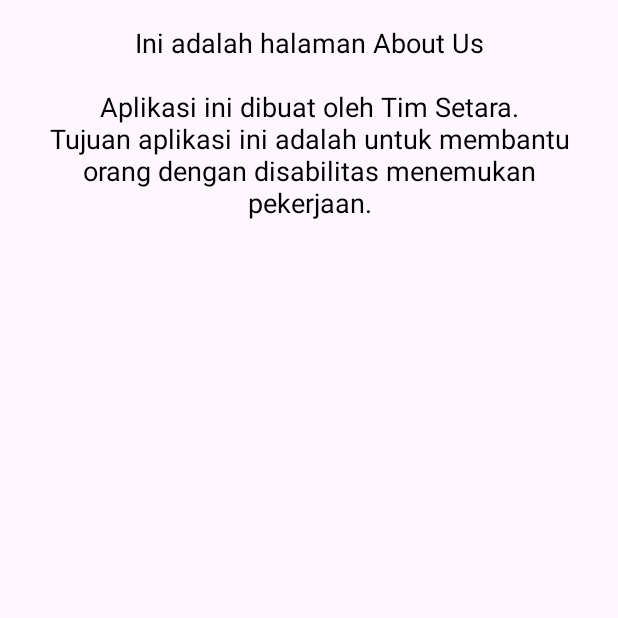
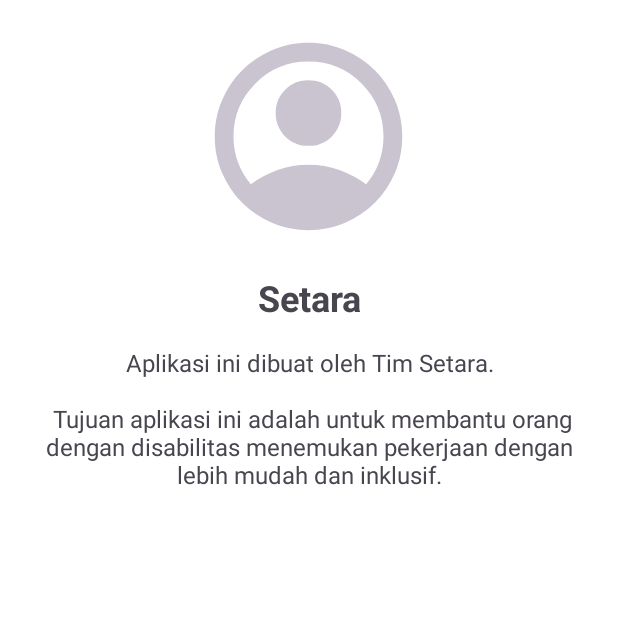
Before and after one commit to faizallyusuf/Setara, an Android app: the AboutUsActivity screen opened directly, with no data from a screen before it, on a phone screen of 412 x 824 dp, the top half of it. Run offline under Robolectric (Android 15) with nearby library versions, the phone set to English and light mode, and no system bars.

Commit message:
perbaikan muncul splash,penambahan data firebase ke settings,memperbaiki halaman about.

```diff
--- a/app/src/main/java/com/capstone/setara/view/AboutUsActivity.kt
+++ b/app/src/main/java/com/capstone/setara/view/AboutUsActivity.kt
@@ -11,9 +11,12 @@ class AboutUsActivity : AppCompatActivity() {
         super.onCreate(savedInstanceState)
         setContentView(R.layout.activity_about_us)
 
-        val textView = findViewById<TextView>(R.id.aboutUsText)
-        textView.text = "Ini adalah halaman About Us\n\n" +
-                "Aplikasi ini dibuat oleh Tim Setara.\n" +
-                "Tujuan aplikasi ini adalah untuk membantu orang dengan disabilitas menemukan pekerjaan."
+        // Cari ID dari layout XML
+        val aboutUsTitle = findViewById<TextView>(R.id.aboutUsTitle)
+        val aboutUsDescription = findViewById<TextView>(R.id.aboutUsDescription)
+
+        // Set konten judul dan deskripsi
+        aboutUsTitle.text = getString(R.string.about_us_title)
+        aboutUsDescription.text = getString(R.string.about_us_description)
     }
 }
--- a/app/src/main/res/layout/activity_about_us.xml
+++ b/app/src/main/res/layout/activity_about_us.xml
@@ -1,17 +1,39 @@
-<?xml version="1.0" encoding="utf-8"?>
-<LinearLayout xmlns:android="http://schemas.android.com/apk/res/android"
+<LinearLayout
+    xmlns:android="http://schemas.android.com/apk/res/android"
+    xmlns:tools="http://schemas.android.com/tools"
     android:layout_width="match_parent"
     android:layout_height="match_parent"
     android:orientation="vertical"
-    android:padding="16dp">
+    android:padding="16dp"
+    android:gravity="top|center_horizontal"
+    android:background="@color/white">
+
+    <ImageView
+        android:id="@+id/aboutUsImage"
+        android:layout_width="150dp"
+        android:layout_height="150dp"
+        android:layout_marginBottom="16dp"
+        android:contentDescription="@string/about_us_image"
+        android:src="@drawable/profile"
+        tools:ignore="ImageContrastCheck" />
 
     <TextView
-        android:id="@+id/aboutUsText"
+        android:id="@+id/aboutUsTitle"
         android:layout_width="wrap_content"
         android:layout_height="wrap_content"
-        android:textSize="18sp"
-        android:textColor="@android:color/black"
+        android:layout_marginBottom="16dp"
         android:gravity="center"
-        android:text="Loading..."/>
+        android:text="@string/about_us_title"
+        android:textSize="24sp"
+        android:textStyle="bold" />
+
+    <TextView
+        android:id="@+id/aboutUsDescription"
+        android:layout_width="wrap_content"
+        android:layout_height="wrap_content"
+        android:gravity="center"
+        android:text="@string/about_us_description"
+        android:textSize="16sp"
+        tools:ignore="VisualLintLongText" />
 
 </LinearLayout>
--- a/app/src/main/res/layout/fragment_settings.xml
+++ b/app/src/main/res/layout/fragment_settings.xml
@@ -29,7 +29,7 @@
             android:layout_width="wrap_content"
             android:layout_height="wrap_content"
             android:layout_marginTop="8dp"
-            android:text="Lilis Apriah"
+            android:text="@string/gmail"
             android:textSize="18sp"
             android:textStyle="bold"
             android:gravity="center"
--- a/app/src/main/res/values/colors.xml
+++ b/app/src/main/res/values/colors.xml
@@ -11,9 +11,8 @@
 
     <color name="yellow">#FFC801</color>
 
-    <color name="text_primary">#212121</color> <!-- Warna teks gelap -->
-    <color name="text_secondary">#FFFFFF</color> <!-- Warna teks terang (opsional untuk latar gelap) -->
-
+    <color name="text_primary">#212121</color>
+    <color name="text_secondary">#FFFFFF</color>
 
     <color name="primary">#243642</color>
     <color name="second">#F5F5F5</color>
@@ -21,4 +20,5 @@
 
     <color name="grey">#DFDFDF</color>
     <color name="light_grey">#F4F0F0</color>
+    <color name="light_gray">#D3D3D3</color>
 </resources>
--- a/app/src/main/res/values/strings.xml
+++ b/app/src/main/res/values/strings.xml
@@ -24,5 +24,16 @@
     <string name="go_button">Go</string>
     <string name="title_assist">Title Assist</string>
     <string name="description_assist">Description Assist</string>
-    <string name="about_us">About Us</string>
+    <string name="gmail">Gmail</string>
+    <string name="about_us_title">Setara</string>
+    <string name="about_us">Tentang Kami</string>
+
+    <string name="about_us_description">
+    Aplikasi ini dibuat oleh Tim Setara.\n\n
+    Tujuan aplikasi ini adalah untuk membantu orang dengan disabilitas
+    menemukan pekerjaan dengan lebih mudah dan inklusif.
+</string>
+    <string name="about_us_image">Gambar About Us</string>
+
+
 </resources>
```
Also changed, not shown: app/src/main/AndroidManifest.xml (+8 -4 lines), app/src/main/java/com/capstone/setara/fragments/HomeFragment.kt (+16 -0 lines), app/src/main/java/com/capstone/setara/fragments/SettingsFragment.kt (+19 -1 lines).
